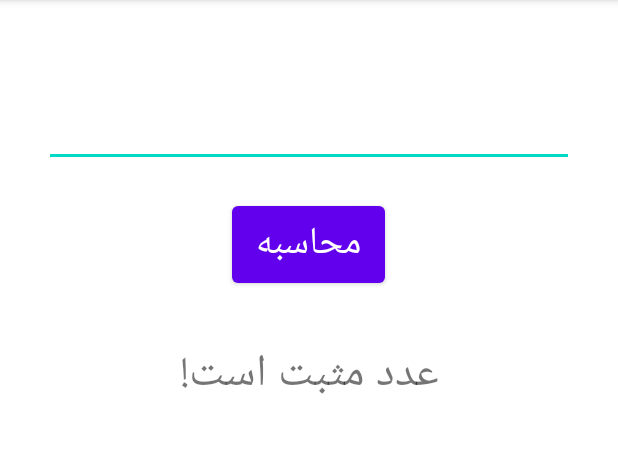
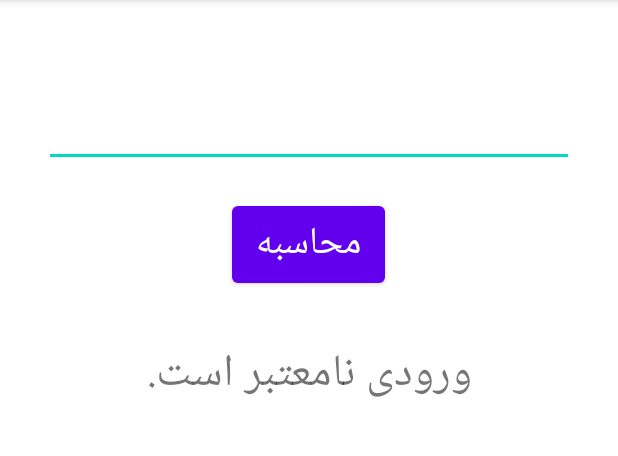
Before and after one commit to alisenemmar/contacts, an Android app: the screen it shows after launch (MainActivity), after a tap on "محاسبه", on a phone screen of 412 x 824 dp, the part 84-540 px from its top. Run offline under Robolectric (Android 15) with nearby library versions, the phone set to English and light mode, and no system bars.

Commit message:
8 - if (2)

```diff
--- a/app/src/main/java/com/jahad/contacts/MainActivity.java
+++ b/app/src/main/java/com/jahad/contacts/MainActivity.java
@@ -34,11 +34,12 @@ public class MainActivity extends AppCompatActivity {
         bt1.setOnClickListener(new View.OnClickListener() {
             @Override
             public void onClick(View v) {
-                String s = et1.getText().toString();
-                int a = Integer.parseInt(s);
+                String traffic_light = et1.getText().toString();
 
-                if (a >= 0) tv1.setText("عدد مثبت است!");
-                else tv1.setText("عدد منفی است!");
+                if (traffic_light.equals("sabz")) tv1.setText("حرکت");
+                else if (traffic_light.equals("zard")) tv1.setText("احتیاط");
+                else if (traffic_light.equals("ghermez")) tv1.setText("ایست");
+                else tv1.setText("ورودی نامعتبر است.");
             }
         });
 
```
